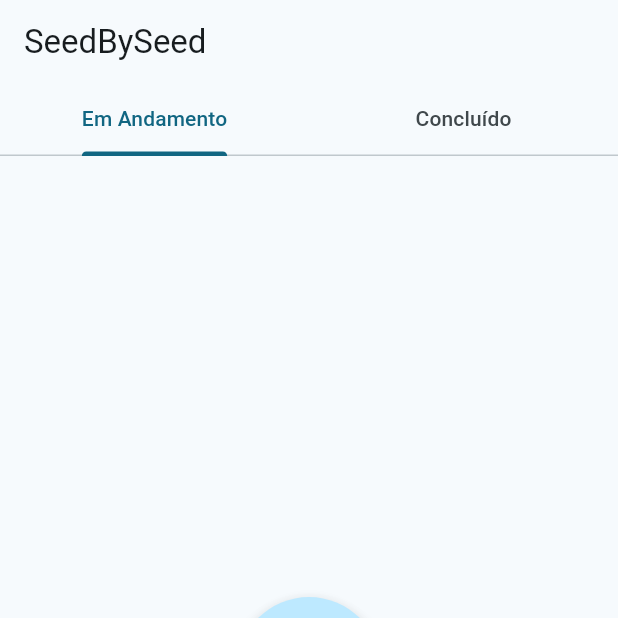
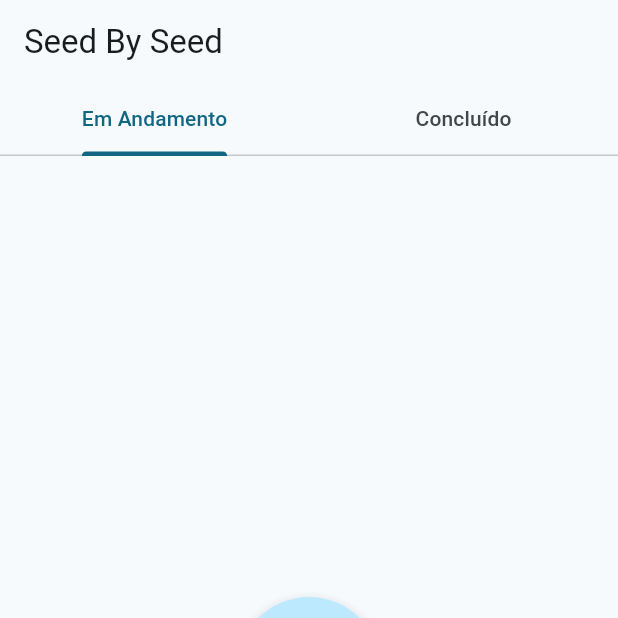
Before and after one commit to priscillamelo/flutter_seedbyseed, a Flutter app: the screen it shows after launch, on a phone screen of 412 x 824 dp, the top half of it. Run offline on Flutter 3.47's test engine with Material 3 defaults, Android fonts, the phone set to English and light mode, and no system bars.

Commit message:
style: new title in the MaterialApp

```diff
--- a/lib/main.dart
+++ b/lib/main.dart
@@ -1,5 +1,6 @@
 import 'package:flutter/material.dart';
 import 'package:flutter_seedbyseed/interface/page/add_germination_test.dart';
+import 'package:flutter_seedbyseed/interface/page/add_repetition_germination_test.dart';
 import 'package:flutter_seedbyseed/interface/widget/completed_tab.dart';
 import 'package:flutter_seedbyseed/interface/widget/progress_tab.dart';
 import 'package:flutter_seedbyseed/route/routes.dart';
@@ -13,7 +14,7 @@ class MyApp extends StatelessWidget {
   @override
   Widget build(BuildContext context) {
     return MaterialApp(
-      title: 'Flutter SeedBySeed',
+      title: 'Seed By Seed',
       debugShowCheckedModeBanner: false,
       theme: ThemeData(
         colorScheme: ColorScheme.fromSeed(seedColor: Colors.blueGrey),
@@ -23,6 +24,8 @@ class MyApp extends StatelessWidget {
         PageRoutes.kHOME: (context) => const HomePage(),
         PageRoutes.kADD_GERMINATIONTEST: (context) =>
             const AddGerminationTest(),
+        PageRoutes.kADD_REPETITIONGERMINATIONTEST: (context) =>
+            const AddRepetitionGerminationTest(),
         //PageRoutes.kUPDATE_GERMINATIONTEST: (context) => const UpdateGerminationTest(),
       },
       home: const HomePage(),
@@ -51,7 +54,7 @@ class _HomePageState extends State<HomePage> with TickerProviderStateMixin {
     return Scaffold(
       // TODO: CRIAR UM COMPONENT PARA APPBAR
       appBar: AppBar(
-        title: const Text("SeedBySeed"),
+        title: const Text("Seed By Seed"),
         bottom: TabBar(controller: _tabController, tabs: const [
           Tab(
             text: "Em Andamento",
```
